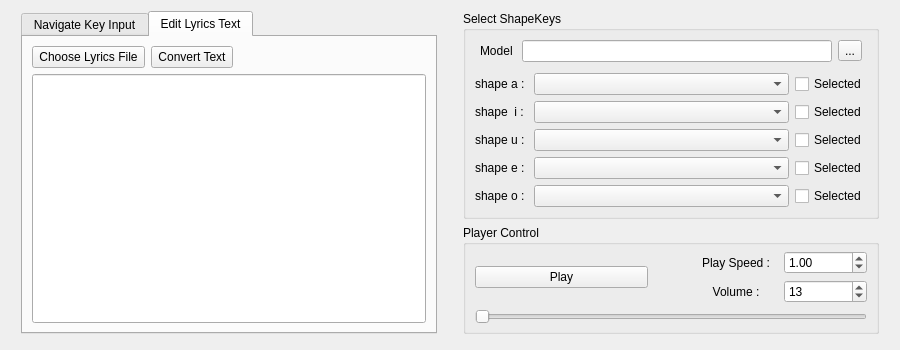
Old version of the form src/mainwidget.ui in the repository Ndgt/AnimateBlendShape.
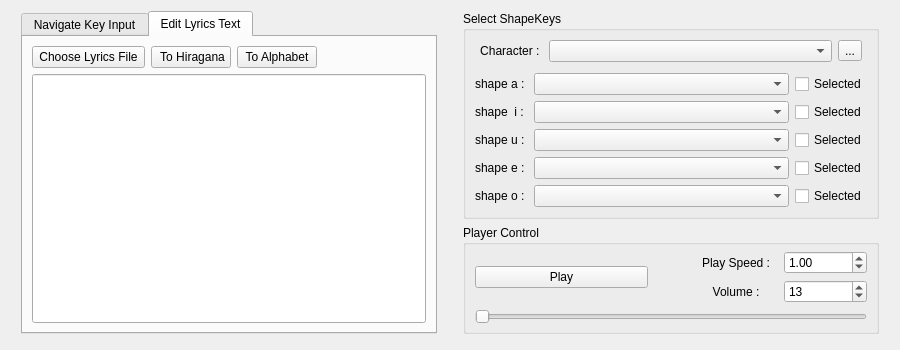
New version of the form.

```diff
--- a/src/mainwidget.ui
+++ b/src/mainwidget.ui
@@ -72,7 +72,14 @@
              <item>
               <widget class="QPushButton" name="ConvertTextButton">
                <property name="text">
-                <string> Convert Text </string>
+                <string> To Hiragana</string>
+               </property>
+              </widget>
+             </item>
+             <item>
+              <widget class="QPushButton" name="ToAlphabetButton">
+               <property name="text">
+                <string>To Alphabet</string>
                </property>
               </widget>
              </item>
@@ -161,7 +168,7 @@
                  </sizepolicy>
                 </property>
                 <property name="text">
-                 <string>Model </string>
+                 <string>Character : </string>
                 </property>
                 <property name="alignment">
                  <set>Qt::AlignmentFlag::AlignCenter</set>
@@ -169,7 +176,7 @@
                </widget>
               </item>
               <item>
-               <widget class="QLineEdit" name="lineEdit">
+               <widget class="QComboBox" name="comboBox_6">
                 <property name="sizePolicy">
                  <sizepolicy hsizetype="MinimumExpanding" vsizetype="Fixed">
                   <horstretch>0</horstretch>
```
Left out of the diff: 4 changed lines with no effect on the pictures.
